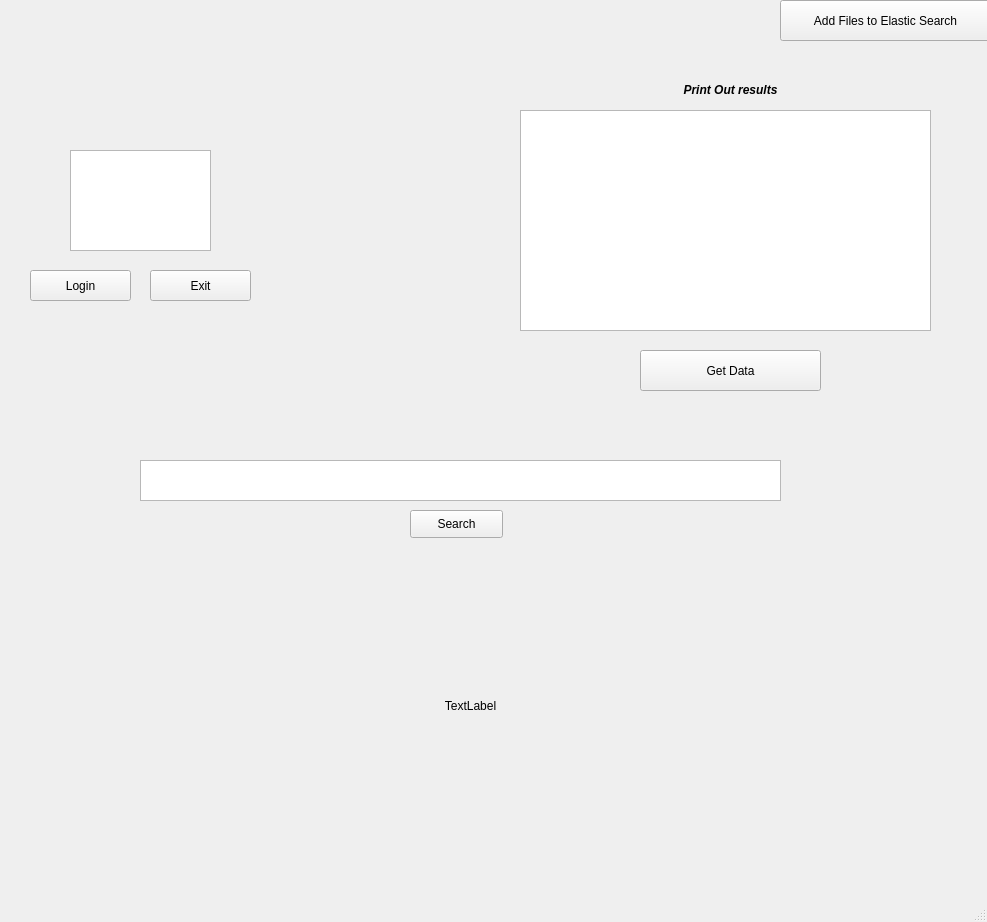
First picture: the form in guiTest.ui, repository mm528/ElasticSearch, before the edit.
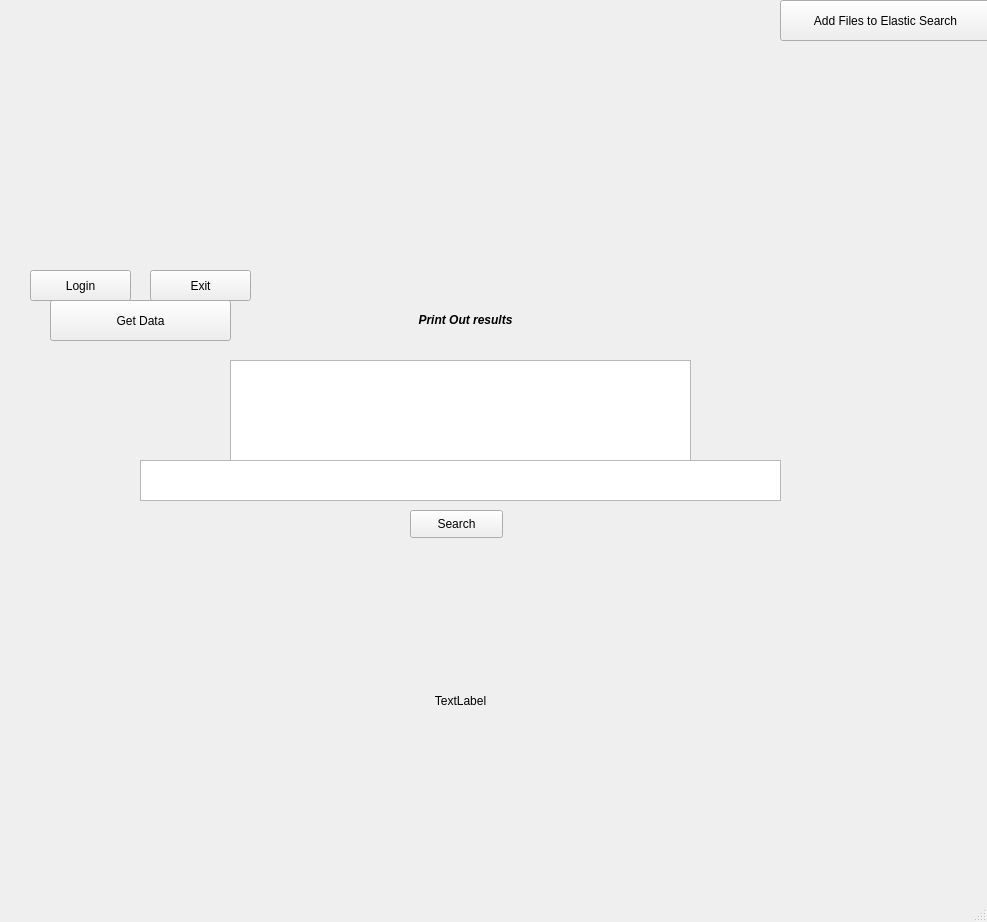
Second picture: the form after the edit.

The edit to the form file:
```diff
--- a/guiTest.ui
+++ b/guiTest.ui
@@ -17,10 +17,10 @@
    <widget class="QLabel" name="label">
     <property name="geometry">
      <rect>
-      <x>520</x>
-      <y>30</y>
-      <width>421</width>
-      <height>121</height>
+      <x>310</x>
+      <y>290</y>
+      <width>311</width>
+      <height>61</height>
      </rect>
     </property>
     <property name="text">
@@ -30,8 +30,8 @@
    <widget class="QPushButton" name="pushButton_getData">
     <property name="geometry">
      <rect>
-      <x>640</x>
-      <y>350</y>
+      <x>50</x>
+      <y>300</y>
       <width>181</width>
       <height>41</height>
      </rect>
@@ -43,10 +43,10 @@
    <widget class="QTextEdit" name="textEditRight">
     <property name="geometry">
      <rect>
-      <x>520</x>
-      <y>110</y>
-      <width>411</width>
-      <height>221</height>
+      <x>230</x>
+      <y>360</y>
+      <width>461</width>
+      <height>101</height>
      </rect>
     </property>
    </widget>
@@ -63,16 +63,6 @@
      <string>Login</string>
     </property>
    </widget>
-   <widget class="QTextEdit" name="textEditLeft">
-    <property name="geometry">
-     <rect>
-      <x>70</x>
-      <y>150</y>
-      <width>141</width>
-      <height>101</height>
-     </rect>
-    </property>
-   </widget>
    <widget class="QPushButton" name="pushButton_exit">
     <property name="geometry">
      <rect>
@@ -119,10 +109,10 @@
    <widget class="QLabel" name="label_results">
     <property name="geometry">
      <rect>
-      <x>140</x>
-      <y>540</y>
-      <width>661</width>
-      <height>331</height>
+      <x>160</x>
+      <y>520</y>
+      <width>601</width>
+      <height>361</height>
      </rect>
     </property>
     <property name="text">
```
